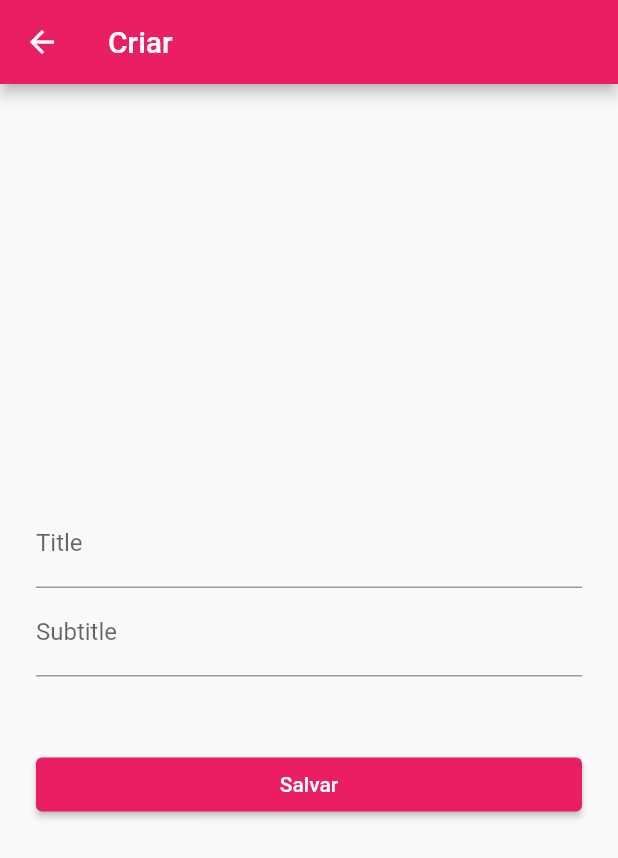
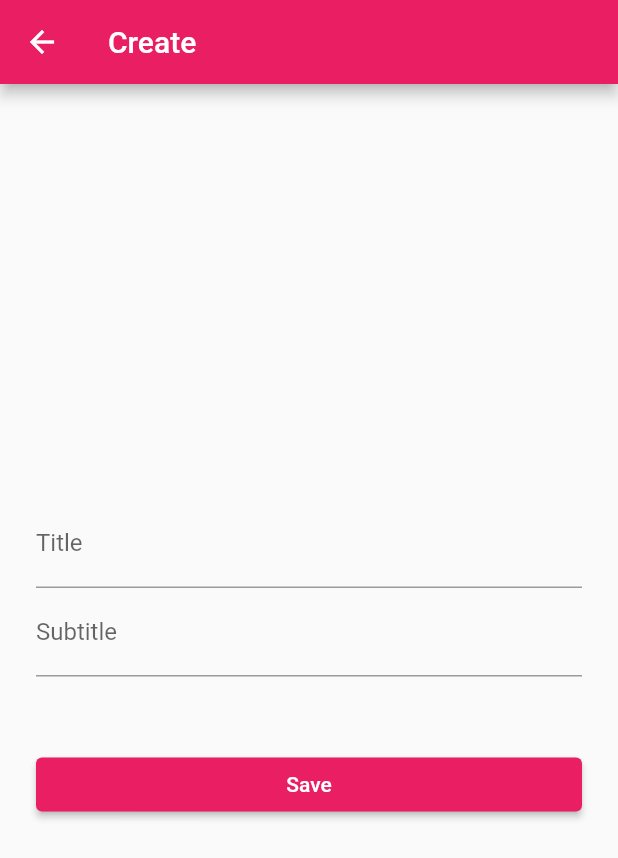
Before and after one commit to tamirfaria/notes, a Flutter app: the CreatePage screen opened directly, on a phone screen of 412 x 824 dp. Shown: the top 858 px of the screen. Run offline on Flutter 3.47's test engine with Material 2 defaults, Android fonts, the phone set to English and light mode, and no system bars.

Commit message:
feat: add edit feat

```diff
--- a/lib/create_page.dart
+++ b/lib/create_page.dart
@@ -1,10 +1,16 @@
 import 'package:flutter/material.dart';
 
 class CreatePage extends StatefulWidget {
-  const CreatePage({Key? key}) : super(key: key);
+  final String? title;
+  final String? subtitle;
+  const CreatePage({
+    Key? key,
+    this.title,
+    this.subtitle,
+  }) : super(key: key);
 
   @override
-  _CreatePageState createState() => _CreatePageState();
+  createState() => _CreatePageState();
 }
 
 class _CreatePageState extends State<CreatePage> {
@@ -22,19 +28,27 @@ class _CreatePageState extends State<CreatePage> {
   }
 
   @override
+  void initState() {
+    title = widget.title;
+    subtitle = widget.subtitle;
+    super.initState();
+  }
+
+  @override
   Widget build(BuildContext context) {
     return Scaffold(
       appBar: AppBar(
-        title: const Text("Criar"),
+        title: const Text("Create"),
       ),
       body: Padding(
-        padding: const EdgeInsets.symmetric(horizontal: 24.0),
+        padding: const EdgeInsets.symmetric(horizontal: 24),
         child: Form(
           key: formKey,
           child: Column(
             mainAxisAlignment: MainAxisAlignment.center,
             children: [
               TextFormField(
+                initialValue: widget.title,
                 onChanged: (value) {
                   title = value;
                 },
@@ -43,6 +57,7 @@ class _CreatePageState extends State<CreatePage> {
                 decoration: const InputDecoration(labelText: "Title"),
               ),
               TextFormField(
+                initialValue: widget.subtitle,
                 onChanged: (value) {
                   subtitle = value;
                 },
@@ -60,7 +75,7 @@ class _CreatePageState extends State<CreatePage> {
                       onPressed: () {
                         validate();
                       },
-                      child: const Text("Salvar"),
+                      child: const Text("Save"),
                     ),
                   ),
                 ],
```
Also changed, not shown: lib/home_page.dart (+16 -2 lines).
